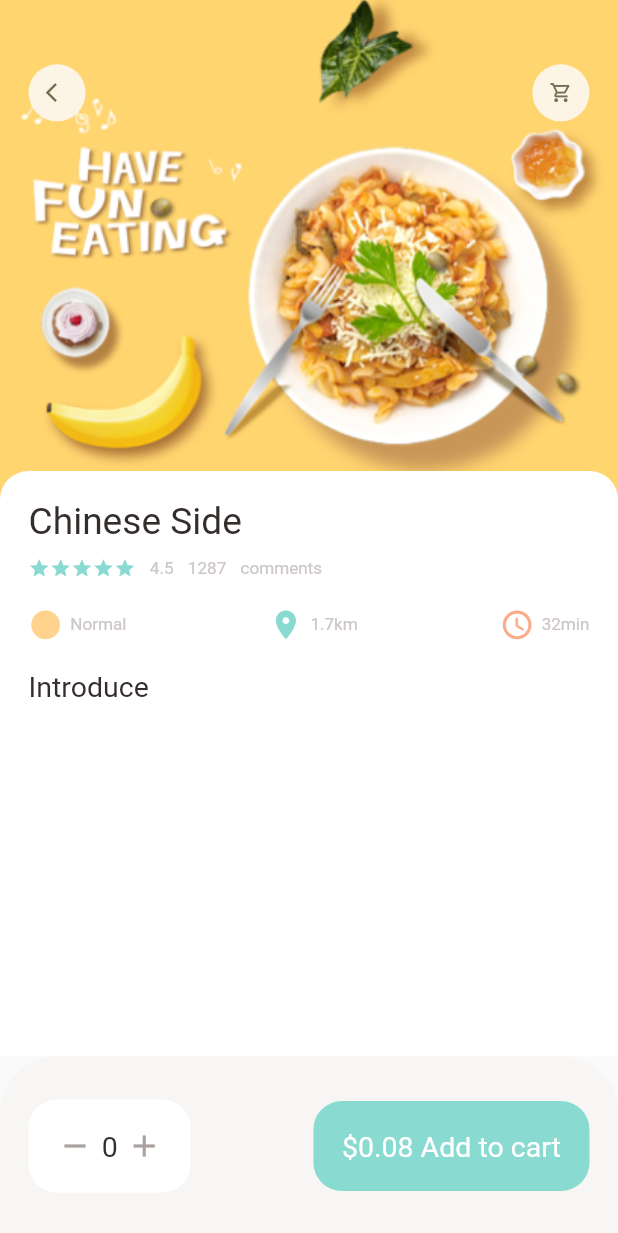
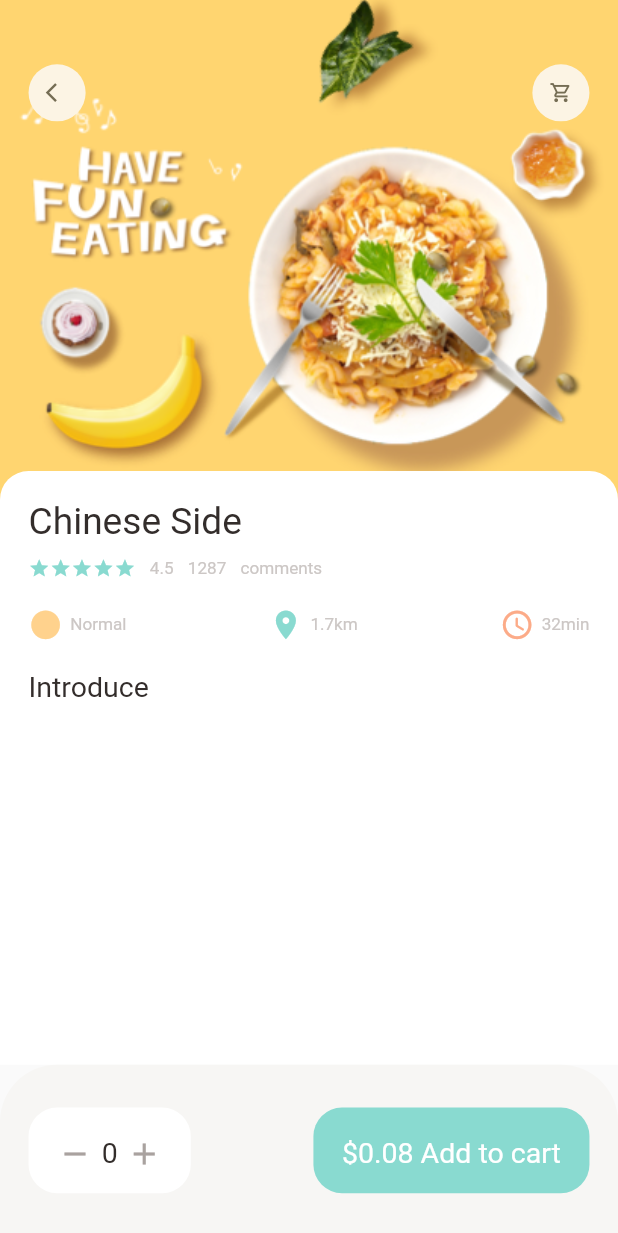
Before and after one commit to PriomDeb/food_order_app, a Flutter app: the screen it shows after launch, on a phone screen of 412 x 824 dp. Shown: the top 1233 px of the screen. Run offline on Flutter 3.47's test engine with Material 2 defaults, Android fonts, the phone set to English and light mode, and no system bars; our stand-ins replace dots_indicator, get.

Commit message:
Update popular_food_detail.dart

```diff
--- a/lib/pages/food/popular_food_detail.dart
+++ b/lib/pages/food/popular_food_detail.dart
@@ -76,7 +76,7 @@ class PopularFoodDetail extends StatelessWidget {
         ],
       ),
       bottomNavigationBar: Container(
-        height: 120,
+        height: Dimensions.responsiveHeight(120),
         padding: EdgeInsets.only(
             top: Dimensions.responsiveHeight(30),
             bottom: Dimensions.responsiveHeight(30),
```
